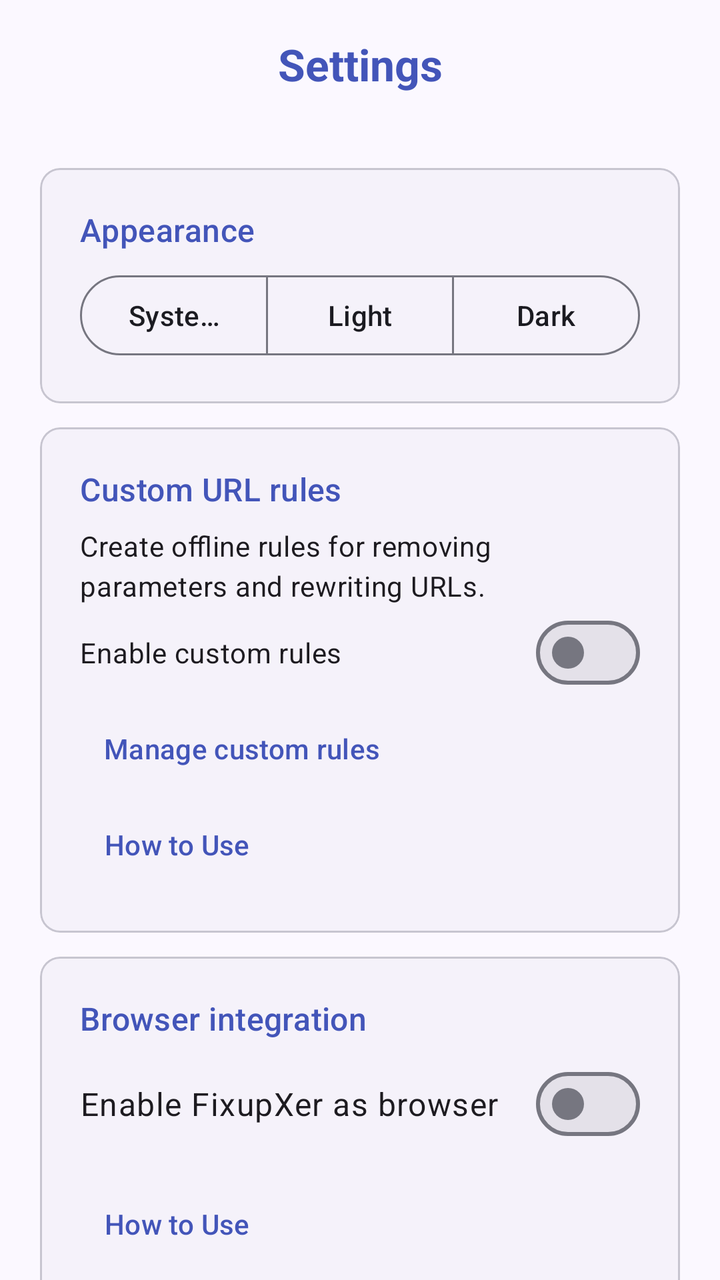
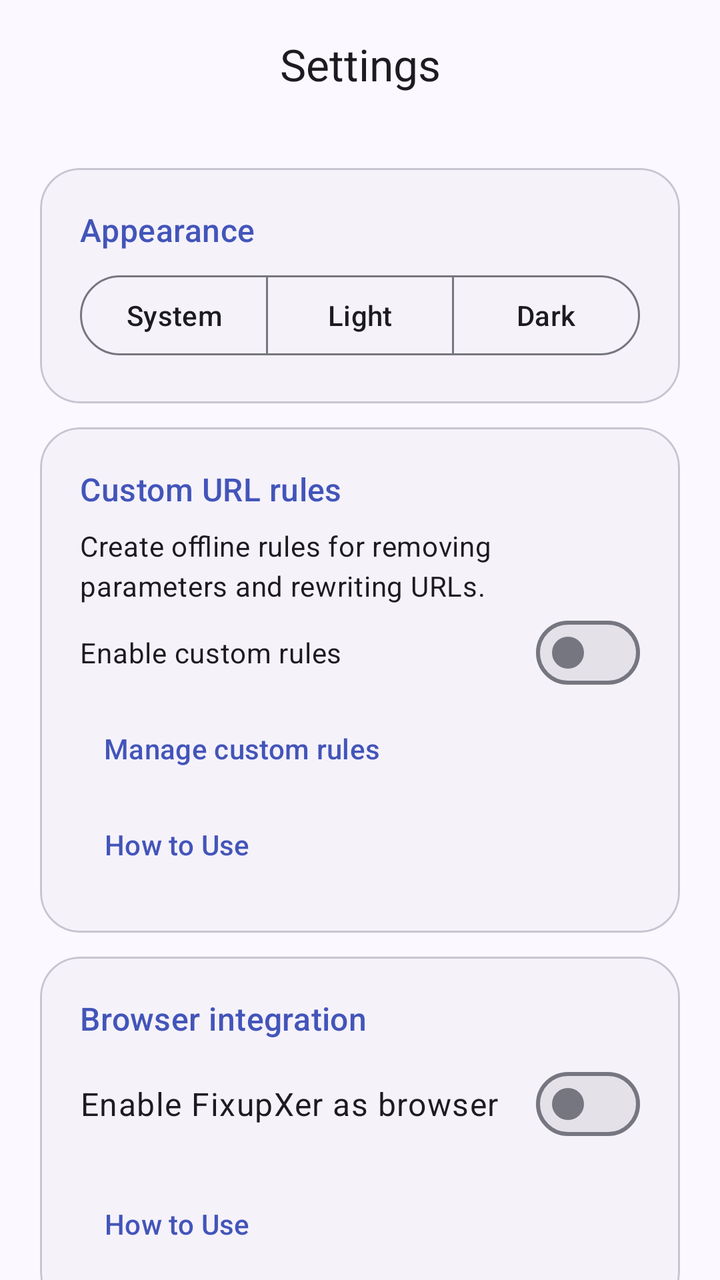

Two renders of the same Android screen: before a commit and after it. Below are the layout's source before the change and the commit's diff.
<!-- AndroidManifest.xml: activity theme Theme.FixupXer -->
<!-- res/layout/activity_settings.xml -->
<?xml version="1.0" encoding="utf-8"?>
<androidx.coordinatorlayout.widget.CoordinatorLayout xmlns:android="http://schemas.android.com/apk/res/android"
    xmlns:app="http://schemas.android.com/apk/res-auto"
    xmlns:tools="http://schemas.android.com/tools"
    android:layout_width="match_parent"
    android:layout_height="match_parent"
    android:background="?attr/colorSurface"
    android:fitsSystemWindows="false"
    tools:ignore="Overdraw"
    tools:context=".ui.SettingsActivity">

    <com.google.android.material.appbar.AppBarLayout
        android:id="@+id/appBarLayout"
        android:layout_width="match_parent"
        android:layout_height="wrap_content"
        android:background="@android:color/transparent"
        android:stateListAnimator="@null"
        android:outlineProvider="none"
        app:liftOnScroll="false"
        app:liftOnScrollColor="@android:color/transparent"
        app:elevation="0dp">

        <androidx.constraintlayout.widget.ConstraintLayout
            android:layout_width="match_parent"
            android:layout_height="wrap_content">

            <androidx.appcompat.widget.Toolbar
                android:id="@+id/toolbar"
                android:layout_width="match_parent"
                android:layout_height="?attr/actionBarSize"
                android:background="@android:color/transparent"
                android:theme="@style/ThemeOverlay.Material3.ActionBar"
                app:layout_constraintEnd_toEndOf="parent"
                app:layout_constraintStart_toStartOf="parent"
                app:layout_constraintTop_toTopOf="parent" />

            <TextView
                android:id="@+id/titleTextView"
                android:layout_width="0dp"
                android:layout_height="wrap_content"
                android:layout_marginStart="@dimen/padding_large"
                android:layout_marginEnd="@dimen/padding_large"
                
                android:text="@string/settings_title"
                android:textAlignment="center"
                android:textAppearance="@style/TextAppearance.Material3.TitleLarge"
                android:textColor="?attr/colorPrimary"
                android:textStyle="bold"
                app:layout_constraintBottom_toBottomOf="@id/toolbar"
                app:layout_constraintEnd_toEndOf="parent"
                app:layout_constraintStart_toStartOf="parent"
                app:layout_constraintTop_toTopOf="@id/toolbar" />

        </androidx.constraintlayout.widget.ConstraintLayout>

    </com.google.android.material.appbar.AppBarLayout>

    <androidx.core.widget.NestedScrollView
        android:id="@+id/mainScrollView"
        android:layout_width="match_parent"
        android:layout_height="match_parent"
        android:fillViewport="true"
        app:layout_behavior="@string/appbar_scrolling_view_behavior">

        <LinearLayout
            android:layout_width="match_parent"
            android:layout_height="wrap_content"
            android:orientation="vertical"
            android:padding="@dimen/padding_large">

            
            <com.google.android.material.card.MaterialCardView
                android:layout_width="match_parent"
                android:layout_height="wrap_content"
                android:layout_marginBottom="@dimen/padding_medium"
                app:cardCornerRadius="@dimen/card_corner_radius">

                <LinearLayout
                    android:layout_width="match_parent"
                    android:layout_height="wrap_content"
                    android:orientation="vertical"
                    android:padding="@dimen/padding_large">

                    <TextView
                        android:layout_width="wrap_content"
                        android:layout_height="wrap_content"
                        android:text="@string/appearance"
                        android:textAppearance="@style/TextAppearance.Material3.TitleMedium"
                        android:textColor="?attr/colorPrimary"
                        android:layout_marginBottom="@dimen/padding_small" />

                    <com.google.android.material.button.MaterialButtonToggleGroup
                        android:id="@+id/themeToggleGroup"
                        android:layout_width="match_parent"
                        android:layout_height="wrap_content"
                        app:selectionRequired="true"
                        app:singleSelection="true">

                        <com.google.android.material.button.MaterialButton
                            android:id="@+id/buttonThemeSystem"
                            style="?attr/materialButtonOutlinedStyle"
                            android:layout_width="0dp"
                            android:layout_height="wrap_content"
                            android:layout_weight="1"
                            android:text="@string/theme_system" />

                        <com.google.android.material.button.MaterialButton
                            android:id="@+id/buttonThemeLight"
                            style="?attr/materialButtonOutlinedStyle"
                            android:layout_width="0dp"
                            android:layout_height="wrap_content"
                            android:layout_weight="1"
                            android:text="@string/theme_light" />

                        <com.google.android.material.button.MaterialButton
                            android:id="@+id/buttonThemeDark"
                            style="?attr/materialButtonOutlinedStyle"
                            android:layout_width="0dp"
                            android:layout_height="wrap_content"
                            android:layout_weight="1"
                            android:text="@string/theme_dark" />

                    </com.google.android.material.button.MaterialButtonToggleGroup>

                </LinearLayout>

            </com.google.android.material.card.MaterialCardView>

            
            <com.google.android.material.card.MaterialCardView
                android:layout_width="match_parent"
                android:layout_height="wrap_content"
                android:layout_marginBottom="@dimen/padding_medium"
                app:cardCornerRadius="@dimen/card_corner_radius">

                <LinearLayout
                    android:layout_width="match_parent"
                    android:layout_height="wrap_content"
                    android:orientation="vertical"
                    android:padding="@dimen/padding_large">

                    <TextView
                        android:layout_width="wrap_content"
                        android:layout_height="wrap_content"
                        android:text="@string/custom_rules_title"
                        android:textAppearance="@style/TextAppearance.Material3.TitleMedium"
                        android:textColor="?attr/colorPrimary" />

                    <TextView
                        android:id="@+id/textCustomRulesCount"
                        android:layout_width="match_parent"
                        android:layout_height="wrap_content"
                        android:layout_marginTop="@dimen/padding_small"
                        android:text="@string/custom_rules_description"
                        android:textAppearance="@style/TextAppearance.Material3.BodyMedium" />

                    <com.google.android.material.materialswitch.MaterialSwitch
                        android:id="@+id/switchCustomRules"
                        android:layout_width="match_parent"
                        android:layout_height="wrap_content"
                        android:text="@string/custom_rules_enabled" />

                    <com.google.android.material.button.MaterialButton
                        android:id="@+id/buttonCustomRules"
                        style="@style/Widget.Material3.Button.TextButton"
                        android:layout_width="wrap_content"
                        android:layout_height="wrap_content"
                        android:text="@string/custom_rules_manage" />

                    <com.google.android.material.button.MaterialButton
                        android:id="@+id/buttonCustomRulesHowTo"
                        style="@style/Widget.Material3.Button.TextButton"
                        android:layout_width="wrap_content"
                        android:layout_height="wrap_content"
                        android:text="@string/how_to_use" />
                </LinearLayout>
            </com.google.android.material.card.MaterialCardView>

            
            <com.google.android.material.card.MaterialCardView
                android:layout_width="match_parent"
                android:layout_height="wrap_content"
                android:layout_marginBottom="@dimen/padding_medium"
                app:cardCornerRadius="@dimen/card_corner_radius">

                <LinearLayout
                    android:layout_width="match_parent"
                    android:layout_height="wrap_content"
                    android:orientation="vertical"
                    android:padding="@dimen/padding_large">

                    <TextView
                        android:layout_width="wrap_content"
                        android:layout_height="wrap_content"
                        android:text="@string/browser_integration"
                        android:textAppearance="@style/TextAppearance.Material3.TitleMedium"
                        android:textColor="?attr/colorPrimary"
                        android:layout_marginBottom="@dimen/padding_small" />

                    <com.google.android.material.materialswitch.MaterialSwitch
                        android:id="@+id/switchBrowserMode"
                        android:layout_width="match_parent"
                        android:layout_height="wrap_content"
                        android:text="@string/enable_browser_mode"
                        android:textAppearance="@style/TextAppearance.Material3.BodyLarge" />

                    <com.google.android.material.button.MaterialButton
                        android:id="@+id/buttonReadThis"
                        android:layout_width="wrap_content"
                        android:layout_height="wrap_content"
                        android:layout_marginTop="@dimen/padding_medium"
                        android:text="@string/how_to_use"
                        style="@style/Widget.Material3.Button.TextButton" />

                </LinearLayout>

            </com.google.android.material.card.MaterialCardView>

            
            <com.google.android.material.card.MaterialCardView
                android:layout_width="match_parent"
                android:layout_height="wrap_content"
                android:layout_marginBottom="@dimen/padding_medium"
                app:cardCornerRadius="@dimen/card_corner_radius">

                <LinearLayout
                    android:layout_width="match_parent"
                    android:layout_height="wrap_content"
                    android:orientation="vertical"
                    android:padding="@dimen/padding_large">

                    <TextView
                        android:layout_width="wrap_content"
                        android:layout_height="wrap_content"
                        android:text="@string/after_clean_behavior"
                        android:textAppearance="@style/TextAppearance.Material3.TitleMedium"
                        android:textColor="?attr/colorPrimary"
                        android:layout_marginBottom="@dimen/padding_small" />

                    <RadioGroup
                        android:id="@+id/radioGroupActionMode"
                        android:layout_width="match_parent"
                        android:layout_height="wrap_content">

                        <com.google.android.material.radiobutton.MaterialRadioButton
                            android:id="@+id/radioAskEveryTime"
                            android:layout_width="match_parent"
                            android:layout_height="wrap_content"
                            android:text="@string/action_mode_ask"
                            android:textAppearance="@style/TextAppearance.Material3.BodyLarge" />

                        <com.google.android.material.radiobutton.MaterialRadioButton
                            android:id="@+id/radioFollowPriority"
                            android:layout_width="match_parent"
                            android:layout_height="wrap_content"
                            android:text="@string/action_mode_priority"
                            android:textAppearance="@style/TextAppearance.Material3.BodyLarge" />

                    </RadioGroup>
                    
                    <com.google.android.material.divider.MaterialDivider
                        android:layout_width="match_parent"
                        android:layout_height="wrap_content"
                        android:layout_marginTop="@dimen/padding_medium"
                        android:layout_marginBottom="@dimen/padding_medium" />
                    
                    <com.google.android.material.button.MaterialButton
                        android:id="@+id/buttonConversionDefaults"
                        android:layout_width="wrap_content"
                        android:layout_height="wrap_content"
                        android:text="@string/conversion_defaults"
                        style="@style/Widget.Material3.Button.TextButton" />

                </LinearLayout>

            </com.google.android.material.card.MaterialCardView>

            
            <com.google.android.material.card.MaterialCardView
                android:id="@+id/actionPrioritySection"
                android:layout_width="match_parent"
                android:layout_height="wrap_content"
                android:visibility="gone"
                app:cardCornerRadius="@dimen/card_corner_radius">

                <LinearLayout
                    android:layout_width="match_parent"
                    android:layout_height="wrap_content"
                    android:orientation="vertical"
                    android:padding="@dimen/padding_large">

                    <TextView
                        android:layout_width="wrap_content"
                        android:layout_height="wrap_content"
                        android:text="@string/action_priority"
                        android:textAppearance="@style/TextAppearance.Material3.TitleMedium"
                        android:textColor="?attr/colorPrimary"
                        android:layout_marginBottom="@dimen/padding_small" />

                    <com.google.android.material.divider.MaterialDivider
                        android:layout_width="match_parent"
                        android:layout_height="wrap_content"
                        android:layout_marginBottom="@dimen/padding_small" />

                    <androidx.recyclerview.widget.RecyclerView
                        android:id="@+id/recyclerViewActionPriority"
                        android:layout_width="match_parent"
                        android:layout_height="wrap_content"
                        android:nestedScrollingEnabled="false" />

                </LinearLayout>

            </com.google.android.material.card.MaterialCardView>

        </LinearLayout>

    </androidx.core.widget.NestedScrollView>

</androidx.coordinatorlayout.widget.CoordinatorLayout>
<!-- resources referenced by this layout -->
<resources>
  <dimen name="card_corner_radius">12dp</dimen>
  <dimen name="padding_large">24dp</dimen>
  <dimen name="padding_medium">16dp</dimen>
  <dimen name="padding_small">8dp</dimen>
  <string name="action_mode_ask">Ask every time</string>
  <string name="action_mode_priority">Follow action order</string>
  <string name="action_priority">Action priority</string>
  <string name="after_clean_behavior">After-clean behavior</string>
  <string name="appearance">Appearance</string>
  <string name="browser_integration">Browser integration</string>
  <string name="conversion_defaults">Conversion defaults</string>
  <string name="custom_rules_description">Create offline rules for removing parameters and rewriting URLs.</string>
  <string name="custom_rules_enabled">Enable custom rules</string>
  <string name="custom_rules_manage">Manage custom rules</string>
  <string name="custom_rules_title">Custom URL rules</string>
  <string name="enable_browser_mode">Enable FixupXer as browser</string>
  <string name="how_to_use">How to Use</string>
  <string name="settings_title">Settings</string>
  <string name="theme_dark">Dark</string>
  <string name="theme_light">Light</string>
  <string name="theme_system">System</string>
  <style name="Theme.FixupXer" parent="Base.Theme.FixupXer" />
  <color name="md_theme_primary">#4355B9</color>
  <color name="md_theme_onPrimary">#FFFFFF</color>
  <color name="md_theme_primaryContainer">#DEE0FF</color>
  <color name="md_theme_onPrimaryContainer">#00105C</color>
  <color name="md_theme_secondary">#5B5D72</color>
  <color name="md_theme_onSecondary">#FFFFFF</color>
  <color name="md_theme_secondaryContainer">#E0E1F9</color>
  <color name="md_theme_onSecondaryContainer">#181A2C</color>
  <color name="md_theme_tertiary">#77536D</color>
  <color name="md_theme_onTertiary">#FFFFFF</color>
  <color name="md_theme_tertiaryContainer">#FFD7F1</color>
  <color name="md_theme_onTertiaryContainer">#2D1228</color>
  <color name="md_theme_error">#BA1A1A</color>
  <color name="md_theme_onError">#FFFFFF</color>
  <color name="md_theme_errorContainer">#FFDAD6</color>
  <color name="md_theme_onErrorContainer">#410002</color>
  <color name="md_theme_background">#FBF8FF</color>
  <color name="md_theme_onBackground">#1B1B21</color>
  <color name="md_theme_surface">#FBF8FF</color>
  <color name="md_theme_onSurface">#1B1B21</color>
  <color name="md_theme_surfaceVariant">#E3E1EC</color>
  <color name="md_theme_onSurfaceVariant">#46464F</color>
  <color name="md_theme_outline">#767680</color>
  <color name="md_theme_outlineVariant">#C7C5D0</color>
  <color name="md_theme_surfaceContainerLowest">#FFFFFF</color>
  <color name="md_theme_surfaceContainerLow">#F5F2FA</color>
  <color name="md_theme_surfaceContainer">#EFEDF4</color>
  <color name="md_theme_surfaceContainerHigh">#E9E7EF</color>
  <color name="md_theme_surfaceContainerHighest">#E4E1E9</color>
  <color name="md_theme_inverseSurface">#303036</color>
  <color name="md_theme_inverseOnSurface">#F2EFF7</color>
  <color name="md_theme_inversePrimary">#BAC3FF</color>
  <style name="CardStyle" parent="Widget.Material3.CardView.Elevated">
          <item name="cardCornerRadius">@dimen/card_corner_radius</item>
          <item name="cardElevation">0dp</item>
          <item name="strokeWidth">@dimen/card_stroke_width</item>
          <item name="strokeColor">@color/md_theme_outlineVariant</item>
      </style>
  <style name="SwitchStyle" parent="Widget.Material3.CompoundButton.MaterialSwitch" />
  <style name="ButtonStyle" parent="Widget.Material3.Button" />
  <dimen name="card_stroke_width">1dp</dimen>
  <!-- unchanged entries left out for length: 1 -->
</resources>

<!-- the commit's change to res/layout/activity_settings.xml (unified diff, before → after) -->
@@ -13,45 +13,20 @@
         android:id="@+id/appBarLayout"
         android:layout_width="match_parent"
         android:layout_height="wrap_content"
-        android:background="@android:color/transparent"
+        android:background="?attr/colorSurface"
         android:stateListAnimator="@null"
         android:outlineProvider="none"
         app:liftOnScroll="false"
-        app:liftOnScrollColor="@android:color/transparent"
+        app:liftOnScrollColor="?attr/colorSurface"
         app:elevation="0dp">
 
-        <androidx.constraintlayout.widget.ConstraintLayout
+        <com.google.android.material.appbar.MaterialToolbar
+            android:id="@+id/toolbar"
             android:layout_width="match_parent"
-            android:layout_height="wrap_content">
-
-            <androidx.appcompat.widget.Toolbar
-                android:id="@+id/toolbar"
-                android:layout_width="match_parent"
-                android:layout_height="?attr/actionBarSize"
-                android:background="@android:color/transparent"
-                android:theme="@style/ThemeOverlay.Material3.ActionBar"
-                app:layout_constraintEnd_toEndOf="parent"
-                app:layout_constraintStart_toStartOf="parent"
-                app:layout_constraintTop_toTopOf="parent" />
-
-            <TextView
-                android:id="@+id/titleTextView"
-                android:layout_width="0dp"
-                android:layout_height="wrap_content"
-                android:layout_marginStart="@dimen/padding_large"
-                android:layout_marginEnd="@dimen/padding_large"
-                
-                android:text="@string/settings_title"
-                android:textAlignment="center"
-                android:textAppearance="@style/TextAppearance.Material3.TitleLarge"
-                android:textColor="?attr/colorPrimary"
-                android:textStyle="bold"
-                app:layout_constraintBottom_toBottomOf="@id/toolbar"
-                app:layout_constraintEnd_toEndOf="parent"
-                app:layout_constraintStart_toStartOf="parent"
-                app:layout_constraintTop_toTopOf="@id/toolbar" />
-
-        </androidx.constraintlayout.widget.ConstraintLayout>
+            android:layout_height="wrap_content"
+            app:title="@string/settings_title"
+            app:titleCentered="true"
+            app:titleTextAppearance="@style/TextAppearance.Material3.TitleLarge" />
 
     </com.google.android.material.appbar.AppBarLayout>
 
@@ -73,7 +48,7 @@
                 android:layout_width="match_parent"
                 android:layout_height="wrap_content"
                 android:layout_marginBottom="@dimen/padding_medium"
-                app:cardCornerRadius="@dimen/card_corner_radius">
+                app:cardCornerRadius="@dimen/flow_card_radius">
 
                 <LinearLayout
                     android:layout_width="match_parent"
@@ -102,6 +77,8 @@
                             android:layout_width="0dp"
                             android:layout_height="wrap_content"
                             android:layout_weight="1"
+                            android:paddingStart="@dimen/padding_small"
+                            android:paddingEnd="@dimen/padding_small"
                             android:text="@string/theme_system" />
 
                         <com.google.android.material.button.MaterialButton
@@ -110,6 +87,8 @@
                             android:layout_width="0dp"
                             android:layout_height="wrap_content"
                             android:layout_weight="1"
+                            android:paddingStart="@dimen/padding_small"
+                            android:paddingEnd="@dimen/padding_small"
                             android:text="@string/theme_light" />
 
                         <com.google.android.material.button.MaterialButton
@@ -118,6 +97,8 @@
                             android:layout_width="0dp"
                             android:layout_height="wrap_content"
                             android:layout_weight="1"
+                            android:paddingStart="@dimen/padding_small"
+                            android:paddingEnd="@dimen/padding_small"
                             android:text="@string/theme_dark" />
 
                     </com.google.android.material.button.MaterialButtonToggleGroup>
@@ -131,7 +112,7 @@
                 android:layout_width="match_parent"
                 android:layout_height="wrap_content"
                 android:layout_marginBottom="@dimen/padding_medium"
-                app:cardCornerRadius="@dimen/card_corner_radius">
+                app:cardCornerRadius="@dimen/flow_card_radius">
 
                 <LinearLayout
                     android:layout_width="match_parent"
@@ -181,7 +162,7 @@
                 android:layout_width="match_parent"
                 android:layout_height="wrap_content"
                 android:layout_marginBottom="@dimen/padding_medium"
-                app:cardCornerRadius="@dimen/card_corner_radius">
+                app:cardCornerRadius="@dimen/flow_card_radius">
 
                 <LinearLayout
                     android:layout_width="match_parent"
@@ -221,7 +202,7 @@
                 android:layout_width="match_parent"
                 android:layout_height="wrap_content"
                 android:layout_marginBottom="@dimen/padding_medium"
-                app:cardCornerRadius="@dimen/card_corner_radius">
+                app:cardCornerRadius="@dimen/flow_card_radius">
 
                 <LinearLayout
                     android:layout_width="match_parent"
@@ -281,7 +262,7 @@
                 android:layout_width="match_parent"
                 android:layout_height="wrap_content"
                 android:visibility="gone"
-                app:cardCornerRadius="@dimen/card_corner_radius">
+                app:cardCornerRadius="@dimen/flow_card_radius">
 
                 <LinearLayout
                     android:layout_width="match_parent"
<!-- resource entries referenced after the edit -->
@@ -1,5 +1,6 @@
 <!-- resources referenced by this layout -->
 <resources>
+  <dimen name="flow_card_radius">20dp</dimen>
   <dimen name="card_corner_radius">12dp</dimen>
   <dimen name="padding_large">24dp</dimen>
   <dimen name="padding_medium">16dp</dimen>
